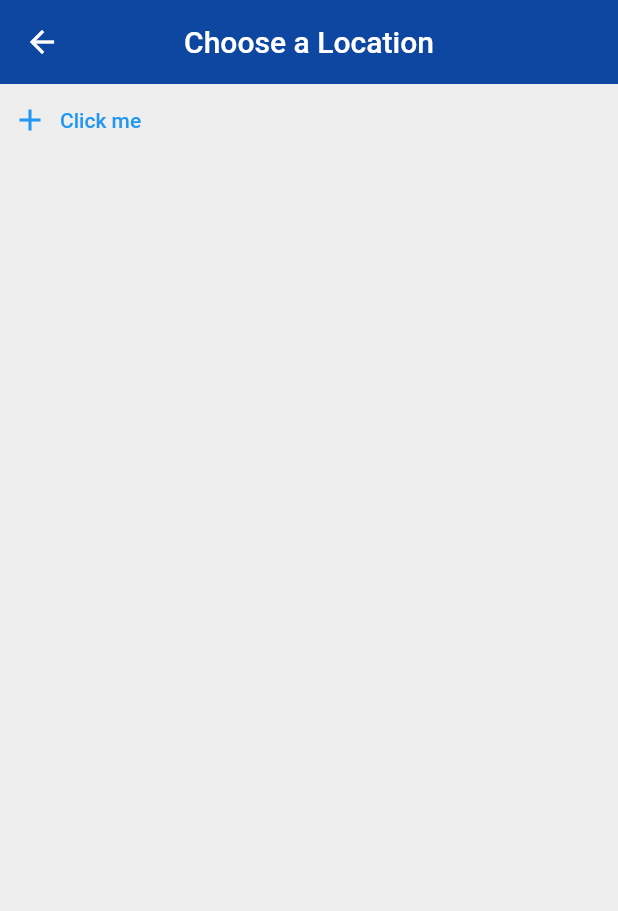
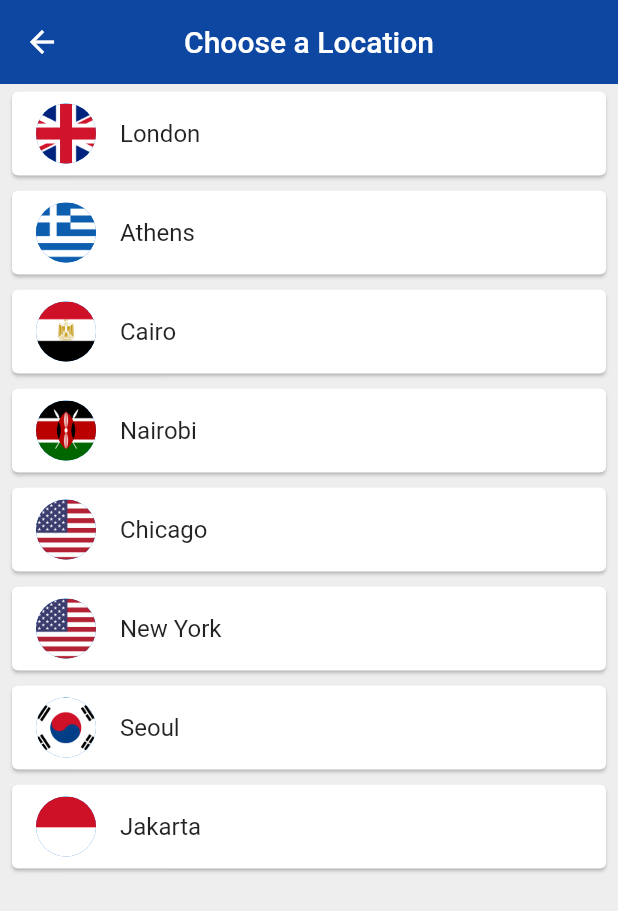
Before and after one commit to Henryarrovin/world_time_app, a Flutter app: the ChooseLocation screen opened by its route, on a phone screen of 412 x 824 dp. Shown: the top 911 px of the screen. Run offline on Flutter 3.47's test engine with Material 2 defaults, Android fonts, the phone set to English and light mode, and no system bars; our stand-ins replace flutter_spinkit; network calls fail; statements that could not run were skipped.

Commit message:
Changes made.

```diff
--- a/lib/pages/choose_location.dart
+++ b/lib/pages/choose_location.dart
@@ -1,4 +1,5 @@
 import 'package:flutter/material.dart';
+import '../service/world_time.dart';
 
 class ChooseLocation extends StatefulWidget {
   const ChooseLocation({super.key});
@@ -9,6 +10,30 @@ class ChooseLocation extends StatefulWidget {
 
 class _ChooseLocationState extends State<ChooseLocation> {
 
+  void updateTime(index) async {
+    WorldTime instance = locations[index];
+    await instance.getTime();
+
+    //Navigate to home screen
+    // ignore: use_build_context_synchronously
+    Navigator.pop(context, {
+      'location': instance.location,
+      'flag': instance.flag,
+      'time': instance.time,
+      'isDaytime': instance.isDaytime
+    });
+  }
+
+  List<WorldTime> locations = [
+    WorldTime(url: 'Europe/London', location: 'London', flag: 'uk.png'),
+    WorldTime(url: 'Europe/Berlin', location: 'Athens', flag: 'greece.png'),
+    WorldTime(url: 'Africa/Cairo', location: 'Cairo', flag: 'egypt.png'),
+    WorldTime(url: 'Africa/Nairobi', location: 'Nairobi', flag: 'kenya.png'),
+    WorldTime(url: 'America/Chicago', location: 'Chicago', flag: 'usa.png'),
+    WorldTime(url: 'America/New_York', location: 'New York', flag: 'usa.png'),
+    WorldTime(url: 'Asia/Seoul', location: 'Seoul', flag: 'south_korea.png'),
+    WorldTime(url: 'Asia/Jakarta', location: 'Jakarta', flag: 'indonesia.png'),
+  ];
 
   @override
   Widget build(BuildContext context) {
@@ -21,10 +46,28 @@ class _ChooseLocationState extends State<ChooseLocation> {
         centerTitle: true,
         elevation: 0.0,
       ),
-      body: TextButton.icon(
-          onPressed: () {},
-          icon: const Icon(Icons.add),
-          label: const Text('Click me')),
+      body: ListView.builder(
+        itemCount: locations.length,
+        itemBuilder: (context, index) {
+          return Padding(
+            padding: const EdgeInsets.symmetric(vertical: 1.0, horizontal: 4.0),
+            child: Card(
+              child: ListTile(
+                onTap: () {
+                  updateTime(index);
+                },
+                title: Text(locations[index].location),
+                leading: CircleAvatar(
+                  backgroundImage: AssetImage(
+                    'assets/${locations[index].flag}'
+                  ),
+                ),
+              ),
+            ),
+          );
+        },
+
+      ),
     );
   }
 }
--- a/lib/pages/loading.dart
+++ b/lib/pages/loading.dart
@@ -24,7 +24,8 @@ class _LoadingState extends State<Loading> {
     Navigator.pushReplacementNamed(context, '/home', arguments: {
       'location': instance.location,
       'flag': instance.flag,
-      'time': instance.time
+      'time': instance.time,
+      'isDaytime': instance.isDaytime
     });
   }
 
--- a/lib/service/world_time.dart
+++ b/lib/service/world_time.dart
@@ -4,12 +4,14 @@ import 'package:intl/intl.dart';
 
 class WorldTime {
 
-  WorldTime({required this.location, required this.flag, required this.url});
+  WorldTime({required this.location, required this.flag,
+    required this.url});
 
   late String location;   // location name for the UI
   late String time;    // time in that location
   late String flag;    // url to the asset flag icon
-  late String url;  // location url for the api endpoint
+  late String url;    // location url for the api endpoint
+  late bool isDaytime;
 
   Future<void> getTime() async {
 
@@ -26,7 +28,7 @@ class WorldTime {
       DateTime now = DateTime.parse(datetime);
       now = now.add(Duration(hours: int.parse(offset)));
       // print(now);
-
+      isDaytime = now.hour > 6 && now.hour < 20 ? true : false;
       //set the time property
       time = DateFormat.jm().format(now);
 
--- a/pubspec.yaml
+++ b/pubspec.yaml
@@ -61,9 +61,8 @@ flutter:
   uses-material-design: true
 
   # To add assets to your application, add an assets section, like this:
-  # assets:
-  #   - images/a_dot_burr.jpeg
-  #   - images/a_dot_ham.jpeg
+  assets:
+    - assets/
 
   # An image asset can refer to one or more resolution-specific "variants", see
   # https://flutter.dev/assets-and-images/#resolution-aware
```
Also changed, not shown: lib/pages/home.dart (+30 -7 lines), assets/day.png (added), assets/egypt.png (added), assets/germany.png (added), assets/greece.png (added), assets/indonesia.png (added), assets/kenya.png (added), assets/night.png (added), assets/south_korea.png (added), assets/uk.png (added), assets/usa.png (added).
